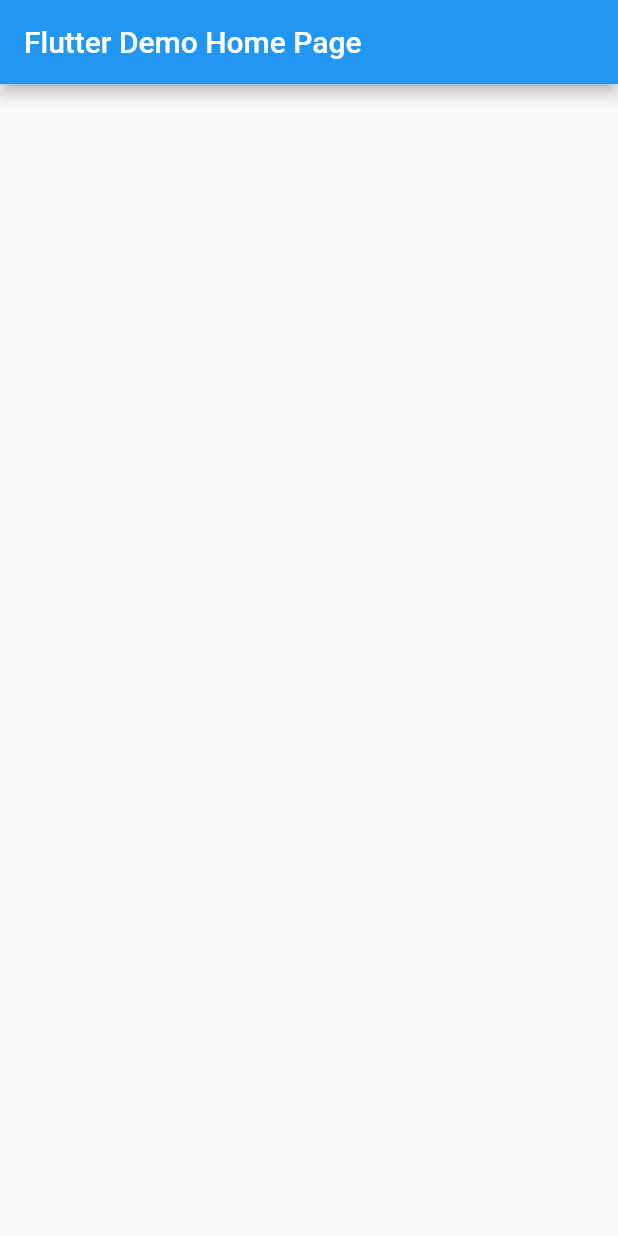
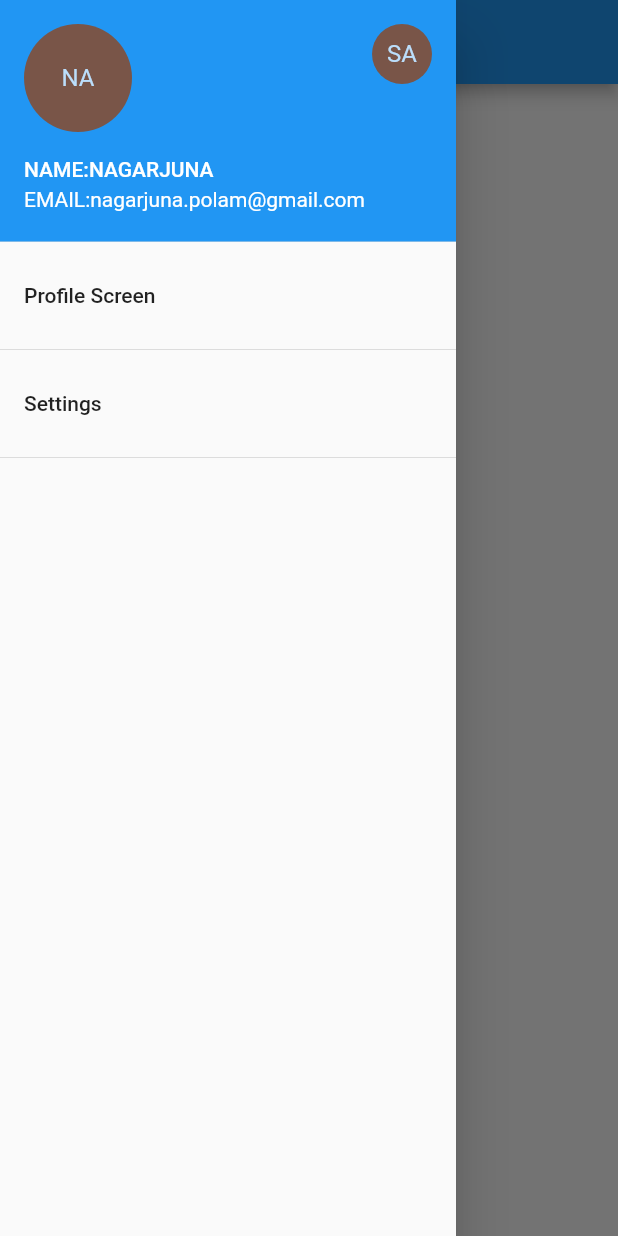
Before and after one commit to MeNagarjuna/FlutterDrawer, a Flutter app: the screen it shows after launch, with the side drawer open (before the commit the screen has no drawer), on a phone screen of 412 x 824 dp. Run offline on Flutter 3.47's test engine with Material 2 defaults, Android fonts, the phone set to English and light mode, and no system bars.

Commit message:
Implemented Settings and profile screen.

```diff
--- a/flutter_drawer/lib/main.dart
+++ b/flutter_drawer/lib/main.dart
@@ -1,9 +1,10 @@
 import 'package:flutter/material.dart';
+import 'package:flutter_drawer/profile_screen.dart';
+import 'package:flutter_drawer/setting_screen.dart';
 
 void main() => runApp(MyApp());
 
 class MyApp extends StatelessWidget {
-  // This widget is the root of your application.
   @override
   Widget build(BuildContext context) {
     return MaterialApp(
@@ -11,7 +12,7 @@ class MyApp extends StatelessWidget {
       theme: ThemeData(
         primarySwatch: Colors.blue,
       ),
-      home: MyHomePage(title: 'Flutter Demo Home Page'),
+      home: MyHomePage(title: 'Drawer Demo'),
     );
   }
 }
@@ -33,7 +34,47 @@ class _MyHomePageState extends State<MyHomePage> {
         title: Text(widget.title),
       ),
       body: Center(
-        child: Column(),
+        child: Text('Home Screen'),
+      ),
+      drawer: Drawer(
+        child: ListView(
+          // Important: Remove any padding from the ListView.
+          padding: EdgeInsets.zero,
+          children: <Widget>[
+            UserAccountsDrawerHeader(
+              accountName: Text('NAME:' + 'NAGARJUNA'),
+              accountEmail: Text('EMAIL:' + 'nagarjuna.polam@gmail.com'),
+              currentAccountPicture: CircleAvatar(
+                  backgroundColor: Colors.brown, child: Text("NA")),
+              otherAccountsPictures: <Widget>[
+                Container(
+                  child: Container(
+                    child: CircleAvatar(
+                      backgroundColor: Colors.brown,
+                      child: Text('SA'),
+                    ),
+                  ),
+                ),
+              ],
+            ),
+            ListTile(
+              title: Text('Profile Screen'),
+              onTap: () {
+                Navigator.push(context,
+                    MaterialPageRoute(builder: (context) => ProfileScreen()));
+              },
+            ),
+            Divider(),
+            ListTile(
+              title: Text('Settings'),
+              onTap: () {
+                Navigator.push(context,
+                    MaterialPageRoute(builder: (context) => SettingScreen()));
+              },
+            ),
+            Divider(),
+          ],
+        ),
       ),
     );
   }
--- /dev/null
+++ b/flutter_drawer/lib/profile_screen.dart
@@ -0,0 +1,37 @@
+import 'package:flutter/material.dart';
+
+class Profile extends StatelessWidget {
+  @override
+  Widget build(BuildContext context) {
+    return MaterialApp(
+      title: 'Profile',
+      home: ProfileScreen(title: 'Profile'),
+    );
+  }
+}
+
+class ProfileScreen extends StatefulWidget {
+  final String title;
+
+  ProfileScreen({Key key, this.title}) : super(key: key);
+
+  @override
+  _ProfileScreenState createState() => _ProfileScreenState();
+}
+
+class _ProfileScreenState extends State<ProfileScreen> {
+  @override
+  Widget build(BuildContext context) {
+    return Scaffold(
+      appBar: AppBar(
+        title: Text('Profile'),
+      ),
+      body: Center(
+        child: Text(
+          'Profile Screen',
+          style: TextStyle(color: Colors.black),
+        ),
+      ),
+    );
+  }
+}
--- /dev/null
+++ b/flutter_drawer/lib/setting_screen.dart
@@ -0,0 +1,34 @@
+import 'package:flutter/material.dart';
+
+class Settings extends StatelessWidget {
+  @override
+  Widget build(BuildContext context) {
+    return MaterialApp(
+      home: SettingScreen(title: 'Settings'),
+    );
+  }
+}
+
+class SettingScreen extends StatefulWidget {
+  SettingScreen({Key key, this.title}) : super(key: key);
+  final String title;
+
+  @override
+  _SettingScreenState createState() => _SettingScreenState();
+}
+
+class _SettingScreenState extends State<SettingScreen> {
+  @override
+  Widget build(BuildContext context) {
+    return Scaffold(
+      appBar: AppBar(
+        title: Text('Settings'),
+      ),
+      body: Container(
+        child: Center(
+          child: Text('Settings Screen'),
+        ),
+      ),
+    );
+  }
+}
```
